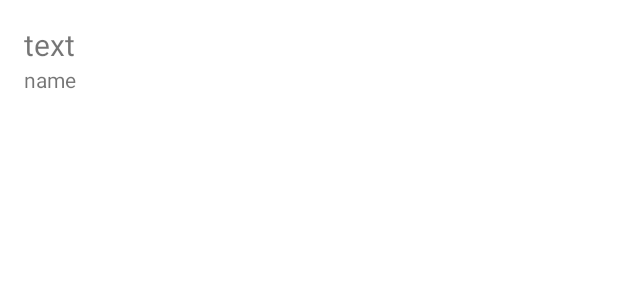
After one commit to SychevKS/firebase_chat, an Android app: the layout message_item.xml on its own in the app's theme, with its tools: preview values and no code run, on a phone screen of 412 x 824 dp. The commit adds this screen. Shown: the top 300 px of the screen. Run offline under Robolectric (Android 15) with nearby library versions, the phone set to English and light mode, and no system bars.

Commit message:
chat layout creation

```diff
--- /dev/null
+++ b/app/src/main/res/drawable/ic_baseline_image_24.xml
@@ -0,0 +1,5 @@
+<vector android:height="24dp" android:tint="#6545A0"
+    android:viewportHeight="24" android:viewportWidth="24"
+    android:width="24dp" xmlns:android="http://schemas.android.com/apk/res/android">
+    <path android:fillColor="@android:color/white" android:pathData="M21,19V5c0,-1.1 -0.9,-2 -2,-2H5c-1.1,0 -2,0.9 -2,2v14c0,1.1 0.9,2 2,2h14c1.1,0 2,-0.9 2,-2zM8.5,13.5l2.5,3.01L14.5,12l4.5,6H5l3.5,-4.5z"/>
+</vector>
--- /dev/null
+++ b/app/src/main/res/layout/message_item.xml
@@ -0,0 +1,26 @@
+<?xml version="1.0" encoding="utf-8"?>
+<LinearLayout xmlns:android="http://schemas.android.com/apk/res/android"
+    android:orientation="vertical"
+    android:layout_width="match_parent"
+    android:layout_height="wrap_content"
+    android:layout_margin="16dp">
+
+    <ImageView
+        android:id="@+id/photoImageView"
+        android:layout_width="match_parent"
+        android:layout_height="wrap_content"/>
+
+    <TextView
+        android:textSize="20sp"
+        android:id="@+id/textTextView"
+        android:text="text"
+        android:layout_width="wrap_content"
+        android:layout_height="wrap_content"/>
+
+    <TextView
+        android:text="name"
+        android:id="@+id/nameTextView"
+        android:layout_width="wrap_content"
+        android:layout_height="wrap_content"/>
+
+</LinearLayout>
--- a/build.gradle
+++ b/build.gradle
@@ -9,8 +9,8 @@ buildscript {
 }
 
 plugins {
-    id 'com.android.application' version '7.3.1' apply false
-    id 'com.android.library' version '7.3.1' apply false
+    id 'com.android.application' version '7.2.2' apply false
+    id 'com.android.library' version '7.2.2' apply false
 }
 
 allprojects {
```
Also changed, not shown: app/src/main/java/com/example/firebase_chat/Message.java (added, +40 -0 lines), app/src/main/res/layout/activity_main.xml (+44 -10 lines).
